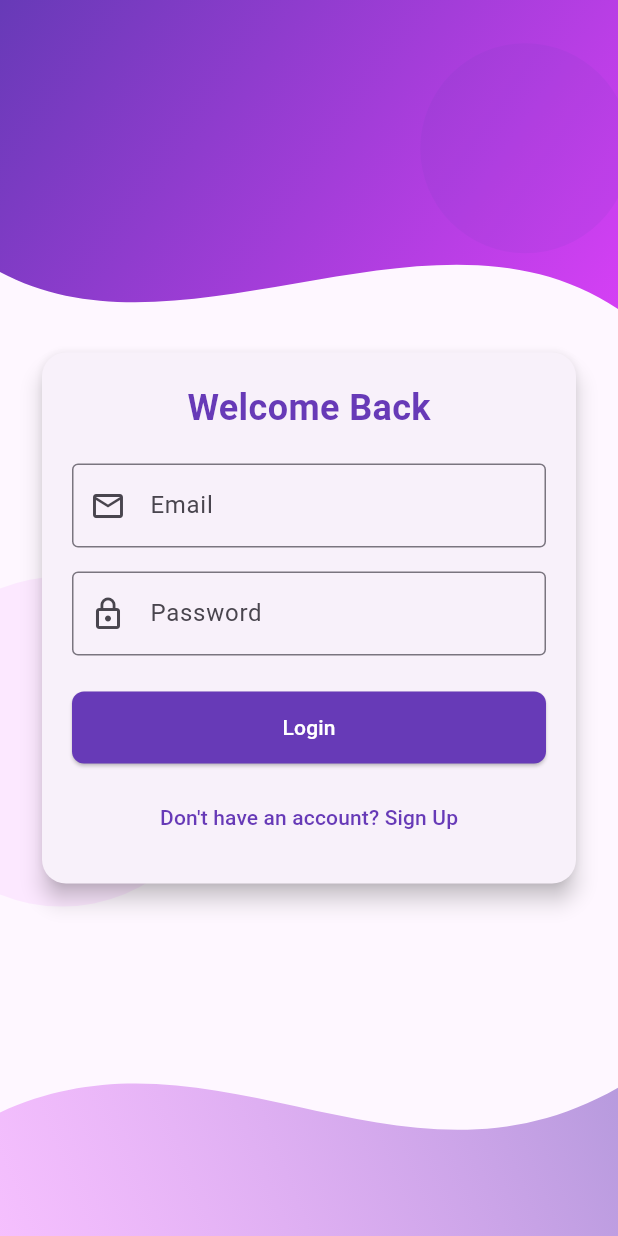
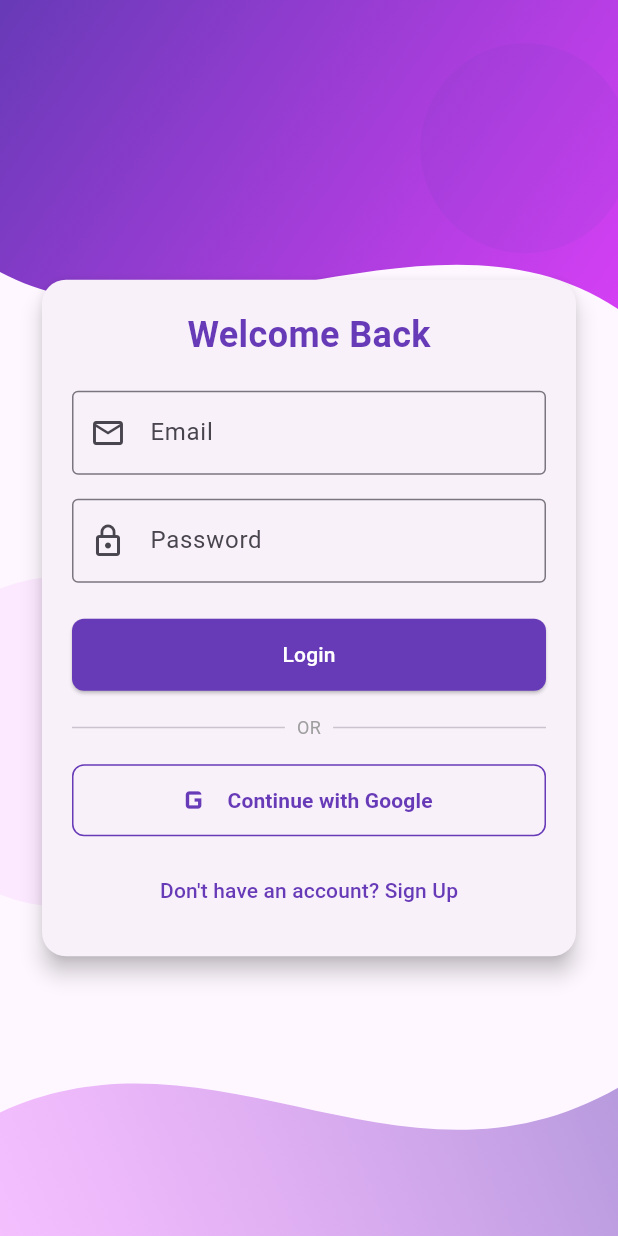
Before and after one commit to nayabamna770-art/flutter_networking, a Flutter app: the screen it shows after launch, after a tap on "Login", on a phone screen of 412 x 824 dp. Run offline on Flutter 3.47's test engine with Material 3 defaults, Android fonts, the phone set to English and light mode, and no system bars; our stand-ins replace equatable, flutter_bloc, google_sign_in, hive_flutter, supabase_flutter; accounts and stored records are empty.

Commit message:
feat: integrated google sign-in with supabase in auth cubit and login screen

```diff
--- a/lib/main.dart
+++ b/lib/main.dart
@@ -1,19 +1,18 @@
 import 'package:flutter/material.dart';
 import 'package:flutter_bloc/flutter_bloc.dart';
-import 'package:hive_flutter/hive_flutter.dart';
+//import 'package:hive_flutter/hive_flutter.dart';
 import 'cubits/auth_cubit.dart';
 import 'cubits/todos_cubit.dart';
 import 'data/services/hive_service.dart';
 import 'ui/login_screen.dart';
+import 'package:supabase_flutter/supabase_flutter.dart';
 
 Future<void> main() async {
-  WidgetsFlutterBinding.ensureInitialized();
-  await Hive.initFlutter();
-
-  // Open boxes matching the exact keys used in LocalStorageService
-  await Hive.openBox('users');
-  await Hive.openBox('todos');
-  await Hive.openBox('session');
+  await Supabase.initialize(
+    url: 'https://pbogqvmzratfdbjfxdhi.supabase.co/rest/v1/',
+    publishableKey:
+        'eyJhbGciOiJIUzI1NiIsInR5cCI6IkpXVCJ9.eyJpc3MiOiJzdXBhYmFzZSIsInJlZiI6InBib2dxdm16cmF0ZmRiamZ4ZGhpIiwicm9sZSI6ImFub24iLCJpYXQiOjE3ODcwMzE0MDksImV4cCI6MjEwMjYwNzQwOX0.vMfbem8c964MR-aaUZ4LmSwHnbMV1bfKM9nk8sU03kg',
+  );
 
   runApp(const MyApp());
 }
--- a/lib/ui/login_screen.dart
+++ b/lib/ui/login_screen.dart
@@ -99,17 +99,22 @@ class _LoginScreenState extends State<LoginScreen> {
                           const SizedBox(height: 24),
                           state is AuthLoading
                               ? const CircularProgressIndicator()
-                              : ElevatedButton(
+                              : Column(
+                                  children: [
+                                    ElevatedButton(
                                       style: ElevatedButton.styleFrom(
-                                    minimumSize: const Size.fromHeight(48),
+                                        minimumSize:
+                                            const Size.fromHeight(48),
                                         backgroundColor: Colors.deepPurple,
                                         foregroundColor: Colors.white,
                                         shape: RoundedRectangleBorder(
-                                      borderRadius: BorderRadius.circular(8),
+                                          borderRadius:
+                                              BorderRadius.circular(8),
                                         ),
                                       ),
                                       onPressed: () {
-                                    final email = _emailController.text.trim();
+                                        final email =
+                                            _emailController.text.trim();
                                         final password =
                                             _passwordController.text.trim();
                                         if (email.isNotEmpty &&
@@ -121,6 +126,51 @@ class _LoginScreenState extends State<LoginScreen> {
                                         }
                                       },
                                       child: const Text('Login'),
+                                    ),
+                                    const SizedBox(height: 16),
+                                    Row(
+                                      children: const [
+                                        Expanded(child: Divider()),
+                                        Padding(
+                                          padding: EdgeInsets.symmetric(
+                                              horizontal: 8.0),
+                                          child: Text(
+                                            'OR',
+                                            style: TextStyle(
+                                                color: Colors.grey,
+                                                fontSize: 12),
+                                          ),
+                                        ),
+                                        Expanded(child: Divider()),
+                                      ],
+                                    ),
+                                    const SizedBox(height: 16),
+                                    OutlinedButton.icon(
+                                      style: OutlinedButton.styleFrom(
+                                        minimumSize:
+                                            const Size.fromHeight(48),
+                                        side: const BorderSide(
+                                            color: Colors.deepPurple),
+                                        shape: RoundedRectangleBorder(
+                                          borderRadius:
+                                              BorderRadius.circular(8),
+                                        ),
+                                      ),
+                                      icon: const Icon(Icons.g_mobiledata,
+                                          size: 28, color: Colors.deepPurple),
+                                      label: const Text(
+                                        'Continue with Google',
+                                        style: TextStyle(
+                                            color: Colors.deepPurple,
+                                            fontWeight: FontWeight.bold),
+                                      ),
+                                      onPressed: () {
+                                        context
+                                            .read<AuthCubit>()
+                                            .signInWithGoogle();
+                                      },
+                                    ),
+                                  ],
                                 ),
                           const SizedBox(height: 12),
                           TextButton(
--- a/pubspec.yaml
+++ b/pubspec.yaml
@@ -39,6 +39,8 @@ dependencies:
   equatable: ^2.1.0
   hive: ^2.2.3
   hive_flutter: ^1.1.0
+  supabase_flutter: ^2.17.2
+  google_sign_in: ^7.2.0
 
 
 
```
Also changed, not shown: lib/cubits/auth_cubit.dart (+53 -0 lines), lib/data/services/hive_service.dart (+31 -17 lines), pubspec.lock, 5 other files. Lines whose indentation alone changed are shown as unchanged.
